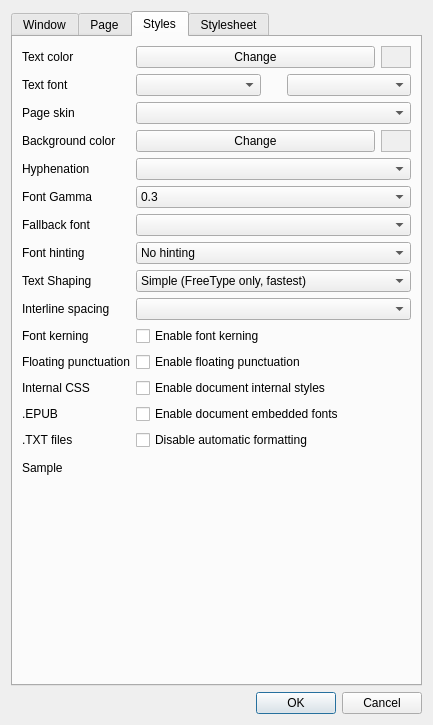
Above: cr3qt/src/settings.ui from buggins/coolreader before the change. Below: the same form after it.
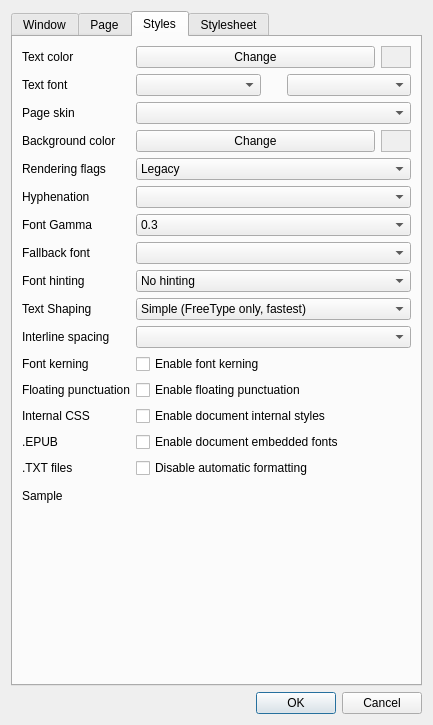
That is the form after the change. Icons and pictures are not drawn. Custom widgets are drawn as their Qt base class.

Commit message: Added option to settings dialog for selection between various presets of the rendering flags: engine option PROP_RENDER_BLOCK_RENDERING_FLAGS.

The edit to the form file:
```diff
--- a/cr3qt/src/settings.ui
+++ b/cr3qt/src/settings.ui
@@ -1063,14 +1063,14 @@
            </item>
           </layout>
          </item>
-         <item row="3" column="0">
+         <item row="1" column="0">
           <widget class="QLabel" name="label_12">
            <property name="text">
             <string>Text font</string>
            </property>
           </widget>
          </item>
-         <item row="3" column="1">
+         <item row="1" column="1">
           <layout class="QHBoxLayout" name="horizontalLayout_14">
            <item>
             <widget class="QComboBox" name="cbTextFontFace">
@@ -1128,14 +1128,14 @@
            </item>
           </layout>
          </item>
-         <item row="4" column="0">
+         <item row="2" column="0">
           <widget class="QLabel" name="label_14">
            <property name="text">
             <string>Page skin</string>
            </property>
           </widget>
          </item>
-         <item row="4" column="1">
+         <item row="2" column="1">
           <widget class="QComboBox" name="cbPageSkin">
            <property name="sizePolicy">
             <sizepolicy hsizetype="Preferred" vsizetype="Fixed">
@@ -1163,14 +1163,14 @@
            </property>
           </widget>
          </item>
-         <item row="6" column="0">
+         <item row="3" column="0">
           <widget class="QLabel" name="label_8">
            <property name="text">
             <string>Background color</string>
            </property>
           </widget>
          </item>
-         <item row="6" column="1">
+         <item row="3" column="1">
           <layout class="QHBoxLayout" name="horizontalLayout_10">
            <item>
             <widget class="QPushButton" name="btnBgColor">
@@ -1224,24 +1224,24 @@
            </item>
           </layout>
          </item>
-         <item row="7" column="0">
+         <item row="5" column="0">
           <widget class="QLabel" name="label_9">
            <property name="text">
             <string>Hyphenation</string>
            </property>
           </widget>
          </item>
-         <item row="7" column="1">
+         <item row="5" column="1">
           <widget class="QComboBox" name="cbHyphenation"/>
          </item>
-         <item row="8" column="0">
+         <item row="6" column="0">
           <widget class="QLabel" name="label_19">
            <property name="text">
             <string>Font Gamma</string>
            </property>
           </widget>
          </item>
-         <item row="8" column="1">
+         <item row="6" column="1">
           <widget class="QComboBox" name="cbFontGamma">
            <property name="sizePolicy">
             <sizepolicy hsizetype="Preferred" vsizetype="Fixed">
@@ -1424,14 +1424,14 @@
            </item>
           </widget>
          </item>
-         <item row="11" column="0">
+         <item row="7" column="0">
           <widget class="QLabel" name="label_36">
            <property name="text">
             <string>Fallback font</string>
            </property>
           </widget>
          </item>
-         <item row="11" column="1">
+         <item row="7" column="1">
           <widget class="QComboBox" name="cbFallbackFontFace">
            <property name="sizePolicy">
             <sizepolicy hsizetype="Preferred" vsizetype="Fixed">
@@ -1441,14 +1441,14 @@
            </property>
           </widget>
          </item>
-         <item row="12" column="0">
+         <item row="8" column="0">
           <widget class="QLabel" name="label_35">
            <property name="text">
             <string>Font hinting</string>
            </property>
           </widget>
          </item>
-         <item row="12" column="1">
+         <item row="8" column="1">
           <widget class="QComboBox" name="cbFontHinting">
            <property name="sizePolicy">
             <sizepolicy hsizetype="Preferred" vsizetype="Fixed">
@@ -1491,94 +1491,123 @@
            </item>
           </widget>
          </item>
-         <item row="14" column="0">
+         <item row="9" column="0">
+          <widget class="QLabel" name="label_44">
+           <property name="text">
+            <string>Text Shaping</string>
+           </property>
+          </widget>
+         </item>
+         <item row="9" column="1">
+          <widget class="QComboBox" name="cbFontShaping">
+           <property name="currentText">
+            <string>Simple (FreeType only, fastest)</string>
+           </property>
+           <item>
+            <property name="text">
+             <string>Simple (FreeType only, fastest)</string>
+            </property>
+           </item>
+           <item>
+            <property name="text">
+             <string>Light (HarfBuzz without ligatures)</string>
+            </property>
+           </item>
+           <item>
+            <property name="text">
+             <string>Full (HarfBuzz with ligatures)</string>
+            </property>
+           </item>
+          </widget>
+         </item>
+         <item row="10" column="0">
           <widget class="QLabel" name="label_13">
            <property name="text">
             <string>Interline spacing</string>
            </property>
           </widget>
          </item>
-         <item row="14" column="1">
+         <item row="10" column="1">
           <widget class="QComboBox" name="cbInterlineSpace"/>
          </item>
-         <item row="15" column="0">
+         <item row="11" column="0">
           <widget class="QLabel" name="label_43">
            <property name="text">
             <string>Font kerning</string>
            </property>
           </widget>
          </item>
-         <item row="15" column="1">
+         <item row="11" column="1">
           <widget class="QCheckBox" name="cbFontKerning">
            <property name="text">
             <string>Enable font kerning</string>
            </property>
           </widget>
          </item>
-         <item row="16" column="0">
+         <item row="12" column="0">
           <widget class="QLabel" name="label_18">
            <property name="text">
             <string>Floating punctuation</string>
            </property>
           </widget>
          </item>
-         <item row="16" column="1">
+         <item row="12" column="1">
           <widget class="QCheckBox" name="cbFloatingPunctuation">
            <property name="text">
             <string>Enable floating punctuation</string>
            </property>
           </widget>
          </item>
-         <item row="17" column="0">
+         <item row="13" column="0">
           <widget class="QLabel" name="label_38">
            <property name="text">
             <string>Internal CSS</string>
            </property>
           </widget>
          </item>
-         <item row="17" column="1">
+         <item row="13" column="1">
           <widget class="QCheckBox" name="cbEnableDocumentStyles">
            <property name="text">
             <string>Enable document internal styles</string>
            </property>
           </widget>
          </item>
-         <item row="18" column="0">
+         <item row="14" column="0">
           <widget class="QLabel" name="label_37">
            <property name="text">
             <string>.EPUB</string>
            </property>
           </widget>
          </item>
-         <item row="18" column="1">
+         <item row="14" column="1">
           <widget class="QCheckBox" name="cbEnableEmbeddedFonts">
            <property name="text">
             <string>Enable document embedded fonts</string>
            </property>
           </widget>
          </item>
-         <item row="19" column="0">
+         <item row="15" column="0">
           <widget class="QLabel" name="label_17">
            <property name="text">
             <string>.TXT files</string>
            </property>
           </widget>
          </item>
-         <item row="19" column="1">
+         <item row="15" column="1">
           <widget class="QCheckBox" name="cbTxtPreFormatted">
            <property name="text">
             <string>Disable automatic formatting</string>
            </property>
           </widget>
          </item>
-         <item row="21" column="0">
+         <item row="16" column="0">
           <widget class="QLabel" name="label_15">
            <property name="text">
             <string>Sample</string>
            </property>
           </widget>
          </item>
-         <item row="21" column="1">
+         <item row="16" column="1">
           <widget class="CR3View" name="crSample" native="true">
            <property name="sizePolicy">
             <sizepolicy hsizetype="Expanding" vsizetype="Expanding">
@@ -1594,33 +1623,35 @@
            </property>
           </widget>
          </item>
-         <item row="13" column="1">
-          <widget class="QComboBox" name="cbFontShaping">
-           <property name="currentText">
-            <string>Simple (FreeType only, fastest)</string>
+         <item row="4" column="0">
+          <widget class="QLabel" name="label_45">
+           <property name="text">
+            <string>Rendering flags</string>
            </property>
-           <item>
-            <property name="text">
-             <string>Simple (FreeType only, fastest)</string>
-            </property>
-           </item>
-           <item>
-            <property name="text">
-             <string>Light (HarfBuzz without ligatures)</string>
-            </property>
-           </item>
-           <item>
-            <property name="text">
-             <string>Full (HarfBuzz with ligatures)</string>
-            </property>
-           </item>
           </widget>
          </item>
-         <item row="13" column="0">
-          <widget class="QLabel" name="label_44">
-           <property name="text">
-            <string>&lt;html&gt;&lt;head/&gt;&lt;body&gt;&lt;p&gt;Text Shaping&lt;/p&gt;&lt;/body&gt;&lt;/html&gt;</string>
-           </property>
+         <item row="4" column="1">
+          <widget class="QComboBox" name="cbRendFlags">
+           <item>
+            <property name="text">
+             <string>Legacy</string>
+            </property>
+           </item>
+           <item>
+            <property name="text">
+             <string>Float</string>
+            </property>
+           </item>
+           <item>
+            <property name="text">
+             <string>Book</string>
+            </property>
+           </item>
+           <item>
+            <property name="text">
+             <string>Web (Full)</string>
+            </property>
+           </item>
           </widget>
          </item>
         </layout>
@@ -1653,8 +1684,8 @@
              <rect>
               <x>0</x>
               <y>0</y>
-              <width>387</width>
-              <height>604</height>
+              <width>389</width>
+              <height>597</height>
              </rect>
             </property>
             <layout class="QVBoxLayout" name="verticalLayout_9">
```
The commit also changes 11 other files.
